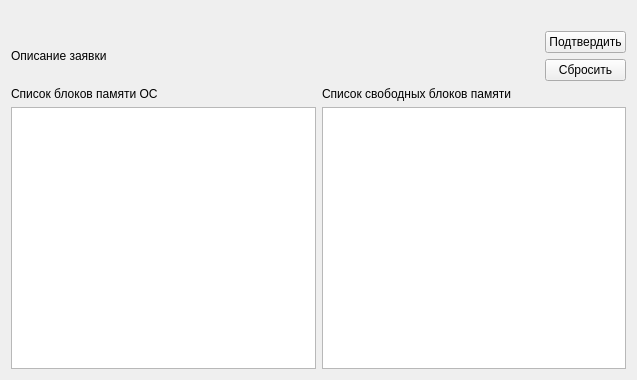
First picture: the form in gui/memorytask.ui, repository alirzaev/dispatcher, before the edit.
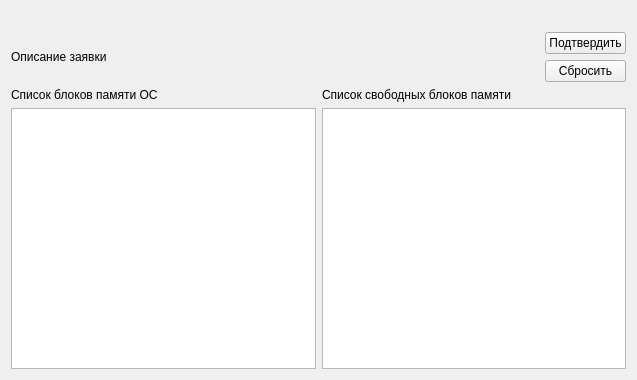
Second picture: the form after the edit.

Commit message: Сделал название стратегии более заметным

Patch:
```diff
--- a/gui/memorytask.ui
+++ b/gui/memorytask.ui
@@ -16,6 +16,13 @@
   <layout class="QVBoxLayout" name="verticalLayout_2">
    <item>
     <widget class="QLabel" name="strategyLabel">
+     <property name="font">
+      <font>
+       <pointsize>10</pointsize>
+       <weight>50</weight>
+       <bold>false</bold>
+      </font>
+     </property>
      <property name="text">
       <string/>
      </property>
```
